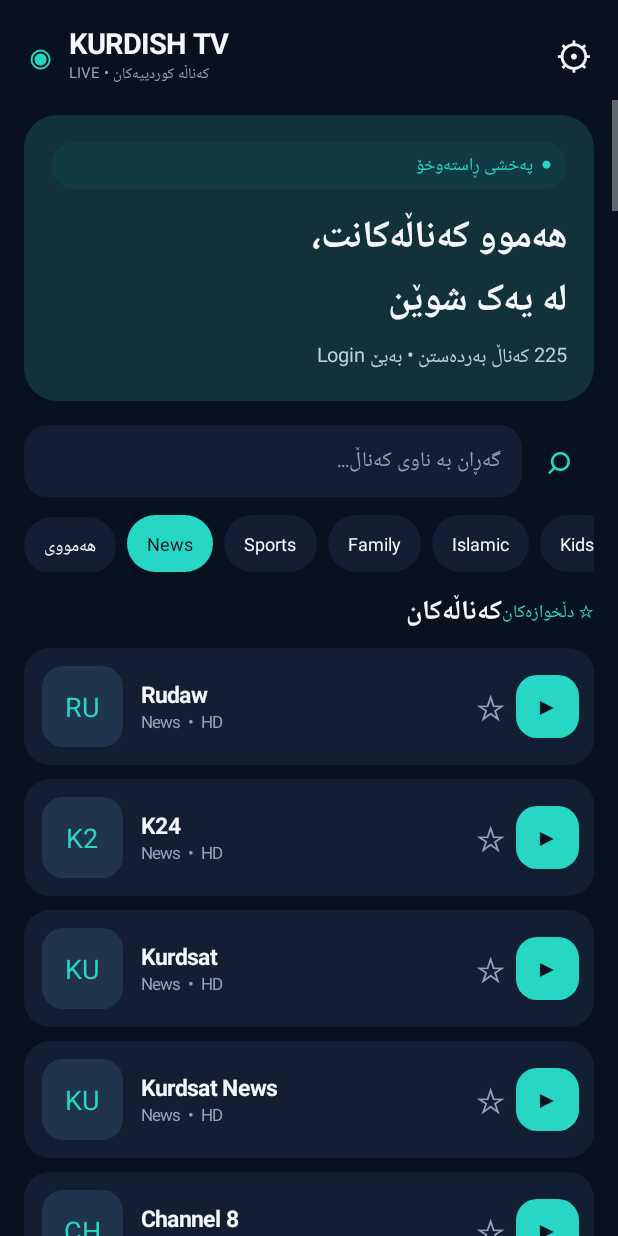
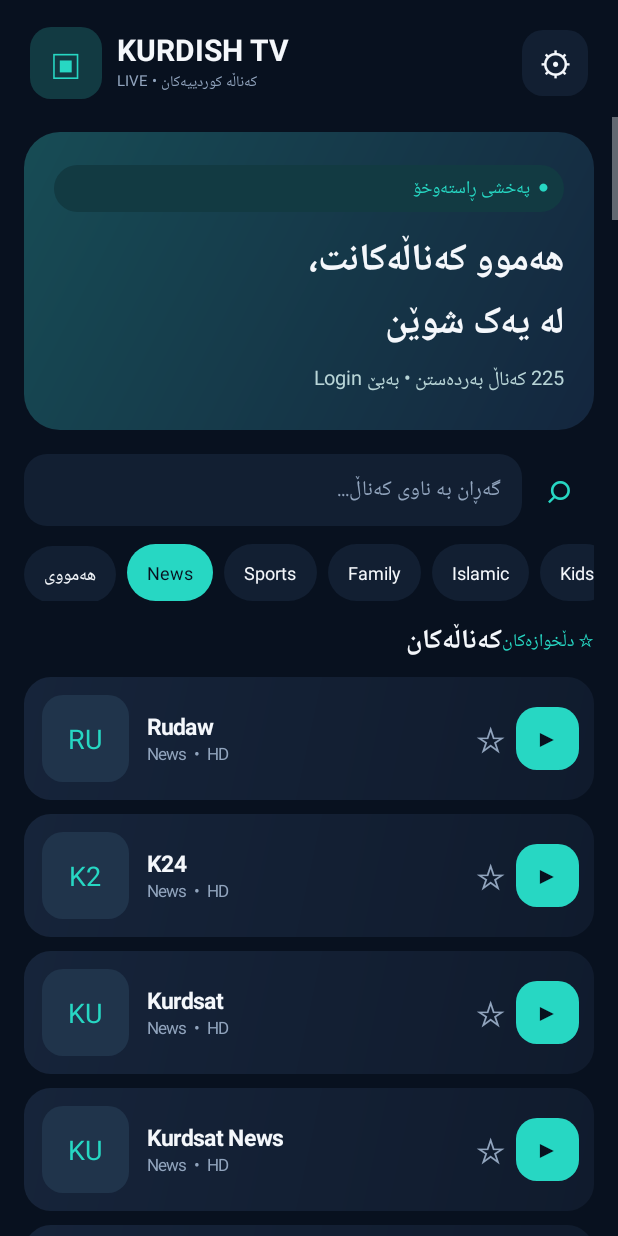
Before and after one commit to quranofficial/tv-stream-manager, an Android app: the screen it shows after launch (MainActivity), after a tap on "News", on a phone screen of 412 x 824 dp. Run offline under Robolectric (Android 15) with nearby library versions, the phone set to English and light mode, and no system bars.

Commit message:
Polish Kurdish TV home screen design

```diff
--- a/app/src/main/java/com/kurdish/tv/MainActivity.java
+++ b/app/src/main/java/com/kurdish/tv/MainActivity.java
@@ -26,25 +26,26 @@ public class MainActivity extends Activity {
 
   int dp(float n){return (int)(n*getResources().getDisplayMetrics().density+.5f);}
   GradientDrawable shape(int color,int radius){GradientDrawable d=new GradientDrawable();d.setColor(color);d.setCornerRadius(dp(radius));return d;}
+  GradientDrawable gradient(int a,int b,int radius){GradientDrawable d=new GradientDrawable(GradientDrawable.Orientation.TL_BR,new int[]{a,b});d.setCornerRadius(dp(radius));return d;}
   TextView label(String s,int size,int color){TextView t=new TextView(this);t.setText(s);t.setTextSize(size);t.setTextColor(color);t.setGravity(Gravity.CENTER_VERTICAL);return t;}
   TextView pill(String s){TextView t=label(s,12,ACCENT);t.setPadding(dp(10),dp(5),dp(10),dp(5));t.setBackground(shape(0xff123a42,30));return t;}
   @Override public void onCreate(Bundle b){super.onCreate(b);getWindow().setStatusBarColor(BG);getWindow().setNavigationBarColor(BG);getWindow().getDecorView().setSystemUiVisibility(0);prefs=getSharedPreferences("kurdish_tv",0);fav.addAll(prefs.getStringSet("favorites",new HashSet<>()));try{InputStream in=getAssets().open("channels.json");ByteArrayOutputStream out=new ByteArrayOutputStream();byte[] buf=new byte[8192];int n;while((n=in.read(buf))>0)out.write(buf,0,n);channels=new JSONObject(out.toString("UTF-8")).getJSONArray("data");}catch(Exception e){}showHome();}
   TextView textButton(String s,Runnable r){TextView t=label(s,14,WHITE);t.setGravity(Gravity.CENTER);t.setPadding(dp(14),dp(10),dp(14),dp(10));t.setBackground(shape(CARD,14));t.setOnClickListener(v->r.run());return t;}
   void showHome(){
     root=new LinearLayout(this);root.setOrientation(1);root.setBackgroundColor(BG);setContentView(root);
-    LinearLayout top=new LinearLayout(this);top.setGravity(Gravity.CENTER_VERTICAL);top.setPadding(dp(18),dp(15),dp(18),dp(8));
-    TextView logo=label("◉",30,ACCENT);top.addView(logo);
+    LinearLayout top=new LinearLayout(this);top.setGravity(Gravity.CENTER_VERTICAL);top.setPadding(dp(20),dp(18),dp(20),dp(12));
+    TextView logo=label("▣",28,ACCENT);logo.setGravity(Gravity.CENTER);logo.setBackground(shape(0xff123a42,14));top.addView(logo,new LinearLayout.LayoutParams(dp(48),dp(48)));
     LinearLayout titleBox=new LinearLayout(this);titleBox.setOrientation(1);titleBox.setPadding(dp(10),0,0,0);
-    TextView title=label("KURDISH TV",19,WHITE);title.setTypeface(null,Typeface.BOLD);titleBox.addView(title);titleBox.addView(label("LIVE • کەناڵە کوردییەکان",10,MUTED));top.addView(titleBox,new LinearLayout.LayoutParams(0,-2,1));
-    TextView settings=label("⚙",25,WHITE);settings.setGravity(Gravity.CENTER);top.addView(settings);settings.setOnClickListener(v->relaySettings());
+    TextView title=label("KURDISH TV",20,WHITE);title.setTypeface(null,Typeface.BOLD);titleBox.addView(title);titleBox.addView(label("LIVE • کەناڵە کوردییەکان",10,MUTED));top.addView(titleBox,new LinearLayout.LayoutParams(0,-2,1));
+    TextView settings=label("⚙",22,WHITE);settings.setGravity(Gravity.CENTER);settings.setBackground(shape(CARD,14));top.addView(settings,new LinearLayout.LayoutParams(dp(44),dp(44)));settings.setOnClickListener(v->relaySettings());
     root.addView(top);
     ScrollView scroll=new ScrollView(this);scroll.setFillViewport(true);LinearLayout page=new LinearLayout(this);page.setOrientation(1);page.setPadding(dp(16),dp(10),dp(16),dp(28));scroll.addView(page);root.addView(scroll,new LinearLayout.LayoutParams(-1,0,1));
-    LinearLayout hero=new LinearLayout(this);hero.setOrientation(1);hero.setPadding(dp(18),dp(18),dp(18),dp(18));hero.setBackground(shape(0xff12313a,22));
+    LinearLayout hero=new LinearLayout(this);hero.setOrientation(1);hero.setPadding(dp(20),dp(22),dp(20),dp(22));hero.setBackground(gradient(0xff174c55,0xff14263e,24));
     hero.addView(pill("●  پەخشی ڕاستەوخۆ"));
     TextView welcome=label("هەموو کەناڵەکانت،\nلە یەک شوێن",25,WHITE);welcome.setTypeface(null,Typeface.BOLD);welcome.setPadding(0,dp(12),0,dp(5));hero.addView(welcome);
     hero.addView(label(channels.length()+" کەناڵ بەردەستن • بەبێ Login",13,0xffb8d5d7));page.addView(hero);
     LinearLayout searchRow=new LinearLayout(this);searchRow.setGravity(Gravity.CENTER_VERTICAL);searchRow.setPadding(0,dp(16),0,dp(12));
-    search=new EditText(this);search.setSingleLine(true);search.setTextColor(WHITE);search.setHintTextColor(MUTED);search.setHint("گەڕان بە ناوی کەناڵ...");search.setTextSize(14);search.setPadding(dp(14),dp(10),dp(14),dp(10));search.setBackground(shape(CARD,15));searchRow.addView(search,new LinearLayout.LayoutParams(0,dp(48),1));
+    search=new EditText(this);search.setSingleLine(true);search.setTextColor(WHITE);search.setTextDirection(View.TEXT_DIRECTION_RTL);search.setHintTextColor(MUTED);search.setHint("گەڕان بە ناوی کەناڵ...");search.setTextSize(14);search.setPadding(dp(14),dp(10),dp(14),dp(10));search.setBackground(shape(CARD,15));searchRow.addView(search,new LinearLayout.LayoutParams(0,dp(48),1));
     TextView go=label("⌕",27,ACCENT);go.setGravity(Gravity.CENTER);searchRow.addView(go,new LinearLayout.LayoutParams(dp(48),dp(48)));page.addView(searchRow);
     LinearLayout filters=new LinearLayout(this);filters.setOrientation(0);filters.setPadding(0,0,0,dp(12));
     HorizontalScrollView hs=new HorizontalScrollView(this);hs.setHorizontalScrollBarEnabled(false);String[] genres={"هەمووی","News","Sports","Family","Islamic","Kids","Movies","Music","Documentary"};
@@ -58,8 +59,8 @@ public class MainActivity extends Activity {
   }
   void renderChannels(){if(list==null)return;list.removeAllViews();String q=search==null?"":search.getText().toString().toLowerCase(Locale.ROOT);int shown=0;
     for(int i=0;i<channels.length();i++){JSONObject c=channels.optJSONObject(i);if(c==null)continue;String id=c.optString("id"),name=c.optString("name"),genre=c.optString("genre","");if(onlyFav&&!fav.contains(id))continue;if(!genreFilter.equals("هەمووی")&&!genre.equalsIgnoreCase(genreFilter))continue;if(!name.toLowerCase(Locale.ROOT).contains(q)&&!genre.toLowerCase(Locale.ROOT).contains(q))continue;shown++;
-      LinearLayout card=new LinearLayout(this);card.setGravity(Gravity.CENTER_VERTICAL);card.setPadding(dp(12),dp(10),dp(10),dp(10));card.setBackground(shape(CARD,17));LinearLayout.LayoutParams cp=new LinearLayout.LayoutParams(-1,dp(78));cp.setMargins(0,0,0,dp(9));list.addView(card,cp);
-      FrameLayout logoBox=new FrameLayout(this);logoBox.setBackground(shape(0xff20344b,14));TextView initials=label(name.isEmpty()?"TV":name.substring(0,Math.min(2,name.length())).toUpperCase(Locale.ROOT),18,ACCENT);initials.setGravity(Gravity.CENTER);logoBox.addView(initials,new FrameLayout.LayoutParams(-1,-1));card.addView(logoBox,new LinearLayout.LayoutParams(dp(54),dp(54)));
+      LinearLayout card=new LinearLayout(this);card.setGravity(Gravity.CENTER_VERTICAL);card.setPadding(dp(12),dp(10),dp(10),dp(10));card.setBackground(gradient(0xff16243a,0xff101b2d,18));LinearLayout.LayoutParams cp=new LinearLayout.LayoutParams(-1,dp(82));cp.setMargins(0,0,0,dp(9));list.addView(card,cp);
+      FrameLayout logoBox=new FrameLayout(this);logoBox.setBackground(shape(0xff20344b,14));TextView initials=label(name.isEmpty()?"TV":name.substring(0,Math.min(2,name.length())).toUpperCase(Locale.ROOT),18,ACCENT);initials.setGravity(Gravity.CENTER);logoBox.addView(initials,new FrameLayout.LayoutParams(-1,-1));card.addView(logoBox,new LinearLayout.LayoutParams(dp(58),dp(58)));
       String logo=c.optString("logo","");if(!logo.equals("null")&&!logo.isEmpty())loadLogo(logo,logoBox,initials);
       LinearLayout info=new LinearLayout(this);info.setOrientation(1);info.setPadding(dp(12),0,dp(5),0);TextView nm=label(name,15,WHITE);nm.setTypeface(null,Typeface.BOLD);info.addView(nm);info.addView(label(genre+"  •  HD",11,MUTED));card.addView(info,new LinearLayout.LayoutParams(0,-2,1));
       TextView star=label(fav.contains(id)?"★":"☆",23,fav.contains(id)?ACCENT:MUTED);star.setGravity(Gravity.CENTER);card.addView(star,new LinearLayout.LayoutParams(dp(34),dp(48)));star.setOnClickListener(v->{if(!fav.add(id))fav.remove(id);prefs.edit().putStringSet("favorites",new HashSet<>(fav)).apply();renderChannels();});
```
